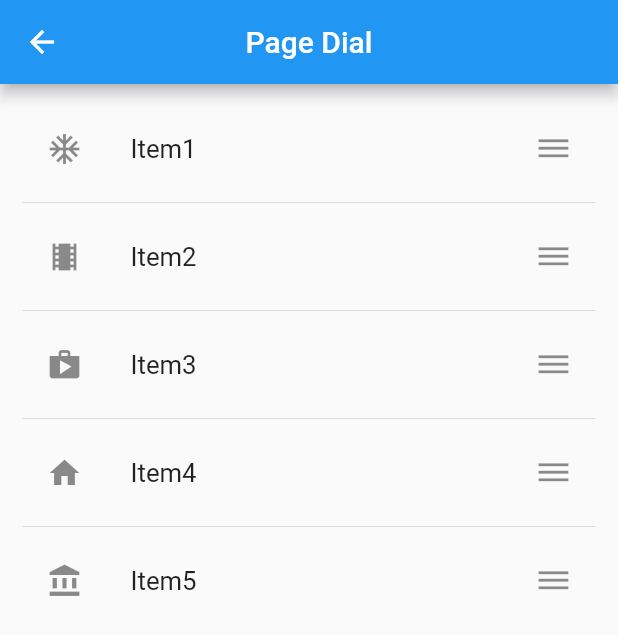
After one commit to tom910903/flutter, a Flutter app: the PageDialScreen screen opened directly, on a phone screen of 412 x 824 dp. The commit adds this screen. Shown: the top 635 px of the screen. Run offline on Flutter 3.47's test engine with Material 2 defaults, Android fonts, the phone set to English and light mode, and no system bars; our stand-ins replace cloud_firestore, firebase_auth, firebase_core, flutter_keyboard_visibility, flutter_screenutil, modal_progress_hud_nsn and 2 more; missing offline and left inert: drag_and_drop_lists, flutter_animated_dialog, flutterfire_ui, horizontal_card_pager; accounts and stored records are empty.

Commit message:
Applied page dial screen

```diff
--- /dev/null
+++ b/to_do/lib/screen/page_dial_screen.dart
@@ -0,0 +1,71 @@
+import 'package:flutter/material.dart';
+import 'package:flutter_screenutil/flutter_screenutil.dart';
+import 'package:drag_and_drop_lists/drag_and_drop_list.dart';
+class PageModel{
+  String _title = "";
+  IconData _icon = Icons.alarm;
+  String _uid = "";
+
+  get Title => _title;
+  get ListIcon => _icon;
+  get Uid => _uid;
+
+  PageModel(String title, IconData icon, String uid) {
+    _title = title;
+    _icon = icon;
+    _uid = uid;
+  }
+}
+
+class PageDialScreen extends StatelessWidget {
+
+  List<PageModel> noticeModel= [
+    PageModel("Item1",Icons.ac_unit,"",),
+    PageModel("Item2",Icons.theaters,"",),
+    PageModel("Item3",Icons.shop,"",),
+    PageModel("Item4",Icons.home,"",),
+    PageModel("Item5",Icons.account_balance,"",),
+  ];
+
+  @override
+  Widget build(BuildContext context) {
+    return Scaffold(
+      appBar: AppBar(
+        centerTitle: true,
+        title: Text("Page Dial",
+          textAlign: TextAlign.center,
+          style: TextStyle(
+              color: Colors.white,
+          ),
+        ),
+      ),
+      body: Padding(
+        padding: const EdgeInsets.all(15.0),
+        child: ListView.separated(
+          itemBuilder: (BuildContext context, int index) {
+            return ListTile(
+              leading: Icon(noticeModel[index].ListIcon),
+                title: Text(noticeModel[index].Title,
+                  style: TextStyle(
+                     fontSize: 15.sp
+                  ),
+                ),
+              trailing: Icon(Icons.dehaze),
+              // onTap: (){
+              //   Navigator.push(
+              //       context,
+              //       MaterialPageRoute(builder: (context){
+              //         // return ();
+              //       }
+              //       )
+              //   );
+              // },
+            );
+          },
+          separatorBuilder: (BuildContext context, int index) => const Divider(),
+          itemCount: noticeModel.length,
+        ),
+      ),
+    );
+  }
+}
--- a/to_do/lib/screen/settings_screen.dart
+++ b/to_do/lib/screen/settings_screen.dart
@@ -3,6 +3,7 @@ import 'package:to_do/screen/notice_list_screen.dart';
 import 'package:to_do/screen/user_support_screen.dart';
 import 'package:to_do/screen/business_support_screen.dart';
 import 'package:to_do/screen/theme_screen.dart';
+import 'package:to_do/screen/page_dial_screen.dart';
 
 enum SETTINGS{
   NOTICE,
@@ -78,7 +79,7 @@ class SettingsScreen extends StatelessWidget {
                         case SETTINGS.THEME:
                           return ThemeScreen();
                         case SETTINGS.PAGE_DIAL:
-                          return NoticeListScreen();
+                          return PageDialScreen();
                         case SETTINGS.USER_SUPPORT:
                           return UserSupportScreen();
                         case SETTINGS.BUSINESS_SUPPORT:
--- a/to_do/pubspec.yaml
+++ b/to_do/pubspec.yaml
@@ -55,6 +55,7 @@ dev_dependencies:
   flutter_animated_dialog: ^2.0.1
   flutter_screenutil: ^5.0.4
   horizontal_card_pager: ^1.1.1
+  drag_and_drop_lists: ^0.3.2+2
 
 # For information on the generic Dart part of this file, see the
 # following page: https://dart.dev/tools/pub/pubspec
```
Also changed, not shown: to_do/pubspec.lock.
